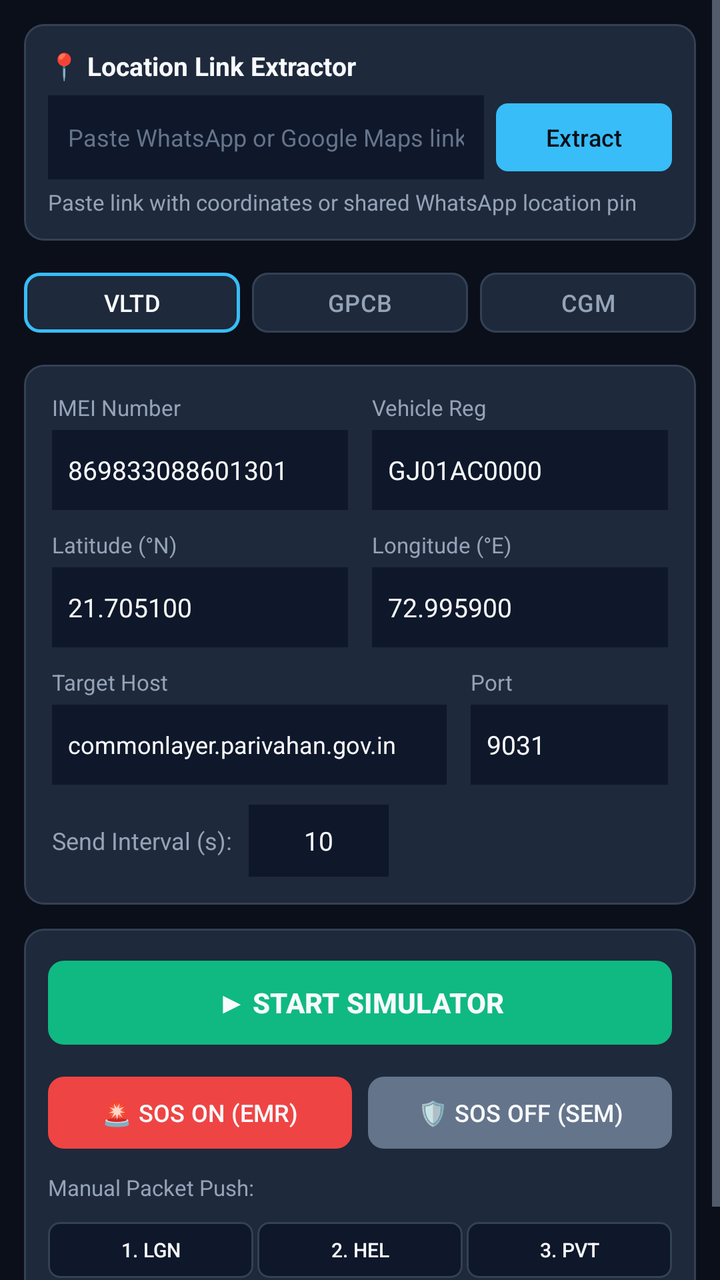
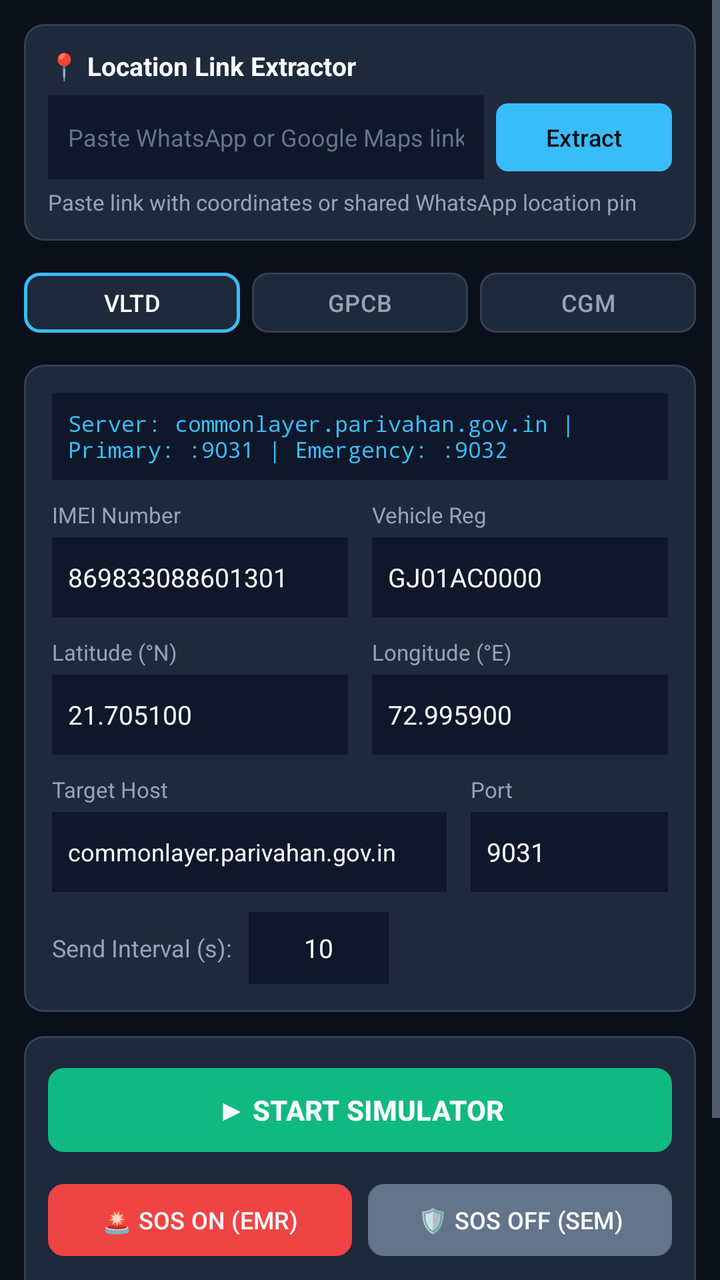

Screens rendered from an Android XML layout before and after an edit, with the pre-edit source and the edit as a unified diff.
<!-- AndroidManifest.xml: application theme Theme.AIS140Simulator -->
<!-- res/layout/fragment_config.xml -->
<?xml version="1.0" encoding="utf-8"?>
<ScrollView xmlns:android="http://schemas.android.com/apk/res/android"
    xmlns:app="http://schemas.android.com/apk/res-auto"
    android:layout_width="match_parent"
    android:layout_height="match_parent"
    android:fillViewport="true"
    android:background="@color/bg_app">

    <LinearLayout
        android:layout_width="match_parent"
        android:layout_height="wrap_content"
        android:orientation="vertical"
        android:padding="12dp">

        
        <com.google.android.material.card.MaterialCardView
            android:layout_width="match_parent"
            android:layout_height="wrap_content"
            android:layout_marginBottom="12dp"
            app:cardCornerRadius="10dp"
            app:cardElevation="0dp"
            app:strokeColor="@color/border_color"
            app:strokeWidth="1dp"
            app:cardBackgroundColor="@color/bg_card">

            <LinearLayout
                android:layout_width="match_parent"
                android:layout_height="wrap_content"
                android:orientation="vertical"
                android:padding="12dp">

                <TextView
                    android:layout_width="wrap_content"
                    android:layout_height="wrap_content"
                    android:text="📍 Location Link Extractor"
                    android:textStyle="bold"
                    android:textColor="@color/text_primary"
                    android:textSize="13sp"
                    android:layout_marginBottom="6dp" />

                <LinearLayout
                    android:layout_width="match_parent"
                    android:layout_height="wrap_content"
                    android:orientation="horizontal">

                    <EditText
                        android:id="@+id/etLocationLink"
                        android:layout_width="0dp"
                        android:layout_height="42dp"
                        android:layout_weight="1"
                        android:hint="Paste WhatsApp or Google Maps link..."
                        android:textColorHint="@color/text_muted"
                        android:textColor="@color/text_primary"
                        android:background="@color/bg_input"
                        android:textSize="12sp"
                        android:paddingStart="10dp"
                        android:paddingEnd="10dp"
                        android:singleLine="true" />

                    <com.google.android.material.button.MaterialButton
                        android:id="@+id/btnExtractLink"
                        android:layout_width="wrap_content"
                        android:layout_height="42dp"
                        android:text="Extract"
                        android:textSize="12sp"
                        android:textColor="@color/bg_app"
                        android:layout_marginStart="6dp"
                        app:backgroundTint="@color/text_accent"
                        app:cornerRadius="6dp" />
                </LinearLayout>

                <TextView
                    android:id="@+id/tvLinkStatus"
                    android:layout_width="match_parent"
                    android:layout_height="wrap_content"
                    android:text="Paste link with coordinates or shared WhatsApp location pin"
                    android:textColor="@color/text_secondary"
                    android:textSize="11sp"
                    android:layout_marginTop="4dp" />
            </LinearLayout>
        </com.google.android.material.card.MaterialCardView>

        
        <LinearLayout
            android:layout_width="match_parent"
            android:layout_height="wrap_content"
            android:orientation="horizontal"
            android:layout_marginBottom="12dp">

            <com.google.android.material.button.MaterialButton
                android:id="@+id/btnProfileVltd"
                android:layout_width="0dp"
                android:layout_height="38dp"
                android:layout_weight="1"
                android:layout_marginEnd="4dp"
                android:text="VLTD"
                android:textSize="12sp"
                android:textColor="@color/text_primary"
                app:backgroundTint="@color/bg_card"
                app:strokeColor="@color/text_accent"
                app:strokeWidth="1.5dp"
                app:cornerRadius="8dp" />

            <com.google.android.material.button.MaterialButton
                android:id="@+id/btnProfileGpcb"
                android:layout_width="0dp"
                android:layout_height="38dp"
                android:layout_weight="1"
                android:layout_marginStart="2dp"
                android:layout_marginEnd="2dp"
                android:text="GPCB"
                android:textSize="12sp"
                android:textColor="@color/text_secondary"
                app:backgroundTint="@color/bg_card"
                app:strokeColor="@color/border_color"
                app:strokeWidth="1dp"
                app:cornerRadius="8dp" />

            <com.google.android.material.button.MaterialButton
                android:id="@+id/btnProfileCgm"
                android:layout_width="0dp"
                android:layout_height="38dp"
                android:layout_weight="1"
                android:layout_marginStart="4dp"
                android:text="CGM"
                android:textSize="12sp"
                android:textColor="@color/text_secondary"
                app:backgroundTint="@color/bg_card"
                app:strokeColor="@color/border_color"
                app:strokeWidth="1dp"
                app:cornerRadius="8dp" />
        </LinearLayout>

        
        <com.google.android.material.card.MaterialCardView
            android:layout_width="match_parent"
            android:layout_height="wrap_content"
            android:layout_marginBottom="12dp"
            app:cardCornerRadius="10dp"
            app:cardElevation="0dp"
            app:strokeColor="@color/border_color"
            app:strokeWidth="1dp"
            app:cardBackgroundColor="@color/bg_card">

            <LinearLayout
                android:layout_width="match_parent"
                android:layout_height="wrap_content"
                android:orientation="vertical"
                android:padding="14dp">

                
                <LinearLayout
                    android:layout_width="match_parent"
                    android:layout_height="wrap_content"
                    android:orientation="horizontal"
                    android:layout_marginBottom="10dp">

                    <LinearLayout
                        android:layout_width="0dp"
                        android:layout_height="wrap_content"
                        android:layout_weight="1"
                        android:layout_marginEnd="6dp"
                        android:orientation="vertical">

                        <TextView
                            android:layout_width="wrap_content"
                            android:layout_height="wrap_content"
                            android:text="IMEI Number"
                            android:textColor="@color/text_secondary"
                            android:textSize="11sp"
                            android:layout_marginBottom="4dp" />

                        <EditText
                            android:id="@+id/etImei"
                            android:layout_width="match_parent"
                            android:layout_height="40dp"
                            android:text="869833088601301"
                            android:textColor="@color/text_primary"
                            android:textColorHint="@color/text_muted"
                            android:background="@color/bg_input"
                            android:textSize="13sp"
                            android:paddingStart="8dp"
                            android:paddingEnd="8dp"
                            android:inputType="number"
                            android:maxLength="15" />
                    </LinearLayout>

                    <LinearLayout
                        android:id="@+id/vregGroup"
                        android:layout_width="0dp"
                        android:layout_height="wrap_content"
                        android:layout_weight="1"
                        android:layout_marginStart="6dp"
                        android:orientation="vertical">

                        <TextView
                            android:layout_width="wrap_content"
                            android:layout_height="wrap_content"
                            android:text="Vehicle Reg"
                            android:textColor="@color/text_secondary"
                            android:textSize="11sp"
                            android:layout_marginBottom="4dp" />

                        <EditText
                            android:id="@+id/etVehicleReg"
                            android:layout_width="match_parent"
                            android:layout_height="40dp"
                            android:text="GJ01AC0000"
                            android:textColor="@color/text_primary"
                            android:textColorHint="@color/text_muted"
                            android:background="@color/bg_input"
                            android:textSize="13sp"
                            android:paddingStart="8dp"
                            android:paddingEnd="8dp"
                            android:maxLength="12" />
                    </LinearLayout>
                </LinearLayout>

                
                <LinearLayout
                    android:id="@+id/coordsRow"
                    android:layout_width="match_parent"
                    android:layout_height="wrap_content"
                    android:orientation="horizontal"
                    android:layout_marginBottom="10dp">

                    <LinearLayout
                        android:layout_width="0dp"
                        android:layout_height="wrap_content"
                        android:layout_weight="1"
                        android:layout_marginEnd="6dp"
                        android:orientation="vertical">

                        <TextView
                            android:layout_width="wrap_content"
                            android:layout_height="wrap_content"
                            android:text="Latitude (°N)"
                            android:textColor="@color/text_secondary"
                            android:textSize="11sp"
                            android:layout_marginBottom="4dp" />

                        <EditText
                            android:id="@+id/etLat"
                            android:layout_width="match_parent"
                            android:layout_height="40dp"
                            android:text="21.705100"
                            android:textColor="@color/text_primary"
                            android:textColorHint="@color/text_muted"
                            android:background="@color/bg_input"
                            android:textSize="13sp"
                            android:paddingStart="8dp"
                            android:paddingEnd="8dp"
                            android:inputType="numberDecimal" />
                    </LinearLayout>

                    <LinearLayout
                        android:layout_width="0dp"
                        android:layout_height="wrap_content"
                        android:layout_weight="1"
                        android:layout_marginStart="6dp"
                        android:orientation="vertical">

                        <TextView
                            android:layout_width="wrap_content"
                            android:layout_height="wrap_content"
                            android:text="Longitude (°E)"
                            android:textColor="@color/text_secondary"
                            android:textSize="11sp"
                            android:layout_marginBottom="4dp" />

                        <EditText
                            android:id="@+id/etLon"
                            android:layout_width="match_parent"
                            android:layout_height="40dp"
                            android:text="72.995900"
                            android:textColor="@color/text_primary"
                            android:textColorHint="@color/text_muted"
                            android:background="@color/bg_input"
                            android:textSize="13sp"
                            android:paddingStart="8dp"
                            android:paddingEnd="8dp"
                            android:inputType="numberDecimal" />
                    </LinearLayout>
                </LinearLayout>

                
                <LinearLayout
                    android:layout_width="match_parent"
                    android:layout_height="wrap_content"
                    android:orientation="horizontal"
                    android:layout_marginBottom="10dp">

                    <LinearLayout
                        android:layout_width="0dp"
                        android:layout_height="wrap_content"
                        android:layout_weight="2"
                        android:layout_marginEnd="6dp"
                        android:orientation="vertical">

                        <TextView
                            android:layout_width="wrap_content"
                            android:layout_height="wrap_content"
                            android:text="Target Host"
                            android:textColor="@color/text_secondary"
                            android:textSize="11sp"
                            android:layout_marginBottom="4dp" />

                        <EditText
                            android:id="@+id/etHost"
                            android:layout_width="match_parent"
                            android:layout_height="40dp"
                            android:text="commonlayer.parivahan.gov.in"
                            android:textColor="@color/text_primary"
                            android:textColorHint="@color/text_muted"
                            android:background="@color/bg_input"
                            android:textSize="12sp"
                            android:paddingStart="8dp"
                            android:paddingEnd="8dp" />
                    </LinearLayout>

                    <LinearLayout
                        android:layout_width="0dp"
                        android:layout_height="wrap_content"
                        android:layout_weight="1"
                        android:layout_marginStart="6dp"
                        android:orientation="vertical">

                        <TextView
                            android:layout_width="wrap_content"
                            android:layout_height="wrap_content"
                            android:text="Port"
                            android:textColor="@color/text_secondary"
                            android:textSize="11sp"
                            android:layout_marginBottom="4dp" />

                        <EditText
                            android:id="@+id/etPort"
                            android:layout_width="match_parent"
                            android:layout_height="40dp"
                            android:text="9031"
                            android:textColor="@color/text_primary"
                            android:textColorHint="@color/text_muted"
                            android:background="@color/bg_input"
                            android:textSize="13sp"
                            android:paddingStart="8dp"
                            android:paddingEnd="8dp"
                            android:inputType="number" />
                    </LinearLayout>
                </LinearLayout>

                
                <LinearLayout
                    android:layout_width="match_parent"
                    android:layout_height="wrap_content"
                    android:orientation="horizontal"
                    android:gravity="center_vertical">

                    <TextView
                        android:layout_width="wrap_content"
                        android:layout_height="wrap_content"
                        android:text="Send Interval (s):"
                        android:textColor="@color/text_secondary"
                        android:textSize="12sp"
                        android:layout_marginEnd="8dp" />

                    <EditText
                        android:id="@+id/etInterval"
                        android:layout_width="70dp"
                        android:layout_height="36dp"
                        android:text="10"
                        android:gravity="center"
                        android:textColor="@color/text_primary"
                        android:background="@color/bg_input"
                        android:textSize="13sp"
                        android:inputType="number" />
                </LinearLayout>
            </LinearLayout>
        </com.google.android.material.card.MaterialCardView>

        
        <com.google.android.material.card.MaterialCardView
            android:layout_width="match_parent"
            android:layout_height="wrap_content"
            android:layout_marginBottom="12dp"
            app:cardCornerRadius="10dp"
            app:cardElevation="0dp"
            app:strokeColor="@color/border_color"
            app:strokeWidth="1dp"
            app:cardBackgroundColor="@color/bg_card">

            <LinearLayout
                android:layout_width="match_parent"
                android:layout_height="wrap_content"
                android:orientation="vertical"
                android:padding="12dp">

                
                <com.google.android.material.button.MaterialButton
                    android:id="@+id/btnStartStop"
                    android:layout_width="match_parent"
                    android:layout_height="50dp"
                    android:text="▶ START SIMULATOR"
                    android:textStyle="bold"
                    android:textSize="14sp"
                    android:textColor="@color/text_primary"
                    app:backgroundTint="@color/success"
                    app:cornerRadius="8dp"
                    android:layout_marginBottom="8dp" />

                
                <LinearLayout
                    android:id="@+id/sosButtonRow"
                    android:layout_width="match_parent"
                    android:layout_height="wrap_content"
                    android:orientation="horizontal"
                    android:layout_marginBottom="8dp">

                    <com.google.android.material.button.MaterialButton
                        android:id="@+id/btnSosOn"
                        android:layout_width="0dp"
                        android:layout_height="44dp"
                        android:layout_weight="1"
                        android:layout_marginEnd="4dp"
                        android:text="🚨 SOS ON (EMR)"
                        android:textSize="12sp"
                        android:textColor="@color/text_primary"
                        app:backgroundTint="@color/danger"
                        app:cornerRadius="8dp"
                        android:enabled="false" />

                    <com.google.android.material.button.MaterialButton
                        android:id="@+id/btnSosOff"
                        android:layout_width="0dp"
                        android:layout_height="44dp"
                        android:layout_weight="1"
                        android:layout_marginStart="4dp"
                        android:text="🛡️ SOS OFF (SEM)"
                        android:textSize="12sp"
                        android:textColor="@color/text_primary"
                        app:backgroundTint="@color/stopped"
                        app:cornerRadius="8dp"
                        android:enabled="false" />
                </LinearLayout>

                
                <TextView
                    android:layout_width="wrap_content"
                    android:layout_height="wrap_content"
                    android:text="Manual Packet Push:"
                    android:textColor="@color/text_secondary"
                    android:textSize="11sp"
                    android:layout_marginBottom="6dp" />

                <LinearLayout
                    android:layout_width="match_parent"
                    android:layout_height="wrap_content"
                    android:orientation="horizontal">

                    <com.google.android.material.button.MaterialButton
                        android:id="@+id/btnPushLgn"
                        android:layout_width="0dp"
                        android:layout_height="36dp"
                        android:layout_weight="1"
                        android:text="1. LGN"
                        android:textSize="10sp"
                        android:textColor="@color/text_primary"
                        app:backgroundTint="@color/bg_input"
                        app:strokeColor="@color/border_color"
                        app:strokeWidth="1dp"
                        app:cornerRadius="6dp"
                        android:layout_marginEnd="2dp" />

                    <com.google.android.material.button.MaterialButton
                        android:id="@+id/btnPushHel"
                        android:layout_width="0dp"
                        android:layout_height="36dp"
                        android:layout_weight="1"
                        android:text="2. HEL"
                        android:textSize="10sp"
                        android:textColor="@color/text_primary"
                        app:backgroundTint="@color/bg_input"
                        app:strokeColor="@color/border_color"
                        app:strokeWidth="1dp"
                        app:cornerRadius="6dp"
                        android:layout_marginEnd="2dp" />

                    <com.google.android.material.button.MaterialButton
                        android:id="@+id/btnPushPvt"
                        android:layout_width="0dp"
                        android:layout_height="36dp"
                        android:layout_weight="1"
                        android:text="3. PVT"
                        android:textSize="10sp"
                        android:textColor="@color/text_primary"
                        app:backgroundTint="@color/bg_input"
                        app:strokeColor="@color/border_color"
                        app:strokeWidth="1dp"
                        app:cornerRadius="6dp" />
                </LinearLayout>
            </LinearLayout>
        </com.google.android.material.card.MaterialCardView>

        
        <EditText android:id="@+id/etHmacKey" android:layout_width="0dp" android:layout_height="0dp" android:visibility="gone" />
        <EditText android:id="@+id/etAlt" android:layout_width="0dp" android:layout_height="0dp" android:text="46.0" android:visibility="gone" />
        <EditText android:id="@+id/etSpeed" android:layout_width="0dp" android:layout_height="0dp" android:text="0.0" android:visibility="gone" />
        <EditText android:id="@+id/etHeading" android:layout_width="0dp" android:layout_height="0dp" android:text="208.53" android:visibility="gone" />
        <EditText android:id="@+id/etSatellites" android:layout_width="0dp" android:layout_height="0dp" android:text="13" android:visibility="gone" />
        <EditText android:id="@+id/etOperator" android:layout_width="0dp" android:layout_height="0dp" android:text="AIRTEL" android:visibility="gone" />
        <EditText android:id="@+id/etMcc" android:layout_width="0dp" android:layout_height="0dp" android:text="404" android:visibility="gone" />
        <EditText android:id="@+id/etMnc" android:layout_width="0dp" android:layout_height="0dp" android:text="05" android:visibility="gone" />
        <EditText android:id="@+id/etCellId" android:layout_width="0dp" android:layout_height="0dp" android:text="16D5" android:visibility="gone" />
        <EditText android:id="@+id/etLac" android:layout_width="0dp" android:layout_height="0dp" android:text="56C5" android:visibility="gone" />
    </LinearLayout>
</ScrollView>
<!-- resources referenced by this layout -->
<resources>
  <color name="bg_app">#0B0F19</color>
  <color name="bg_card">#1E293B</color>
  <color name="bg_input">#0F172A</color>
  <color name="border_color">#334155</color>
  <color name="danger">#EF4444</color>
  <color name="stopped">#64748B</color>
  <color name="success">#10B981</color>
  <color name="text_accent">#38BDF8</color>
  <color name="text_muted">#64748B</color>
  <color name="text_primary">#F8FAFC</color>
  <color name="text_secondary">#94A3B8</color>
  <style name="Theme.AIS140Simulator" parent="Theme.Material3.Dark.NoActionBar">
          <item name="colorPrimary">@color/text_accent</item>
          <item name="colorOnPrimary">@color/bg_app</item>
          <item name="colorPrimaryContainer">@color/bg_card</item>
          <item name="colorOnPrimaryContainer">@color/text_primary</item>
  
          <item name="colorSecondary">@color/success</item>
          <item name="colorOnSecondary">@color/bg_app</item>
  
          <item name="android:colorBackground">@color/bg_app</item>
          <item name="colorOnBackground">@color/text_primary</item>
  
          <item name="colorSurface">@color/bg_card</item>
          <item name="colorOnSurface">@color/text_primary</item>
          <item name="colorSurfaceVariant">@color/bg_input</item>
          <item name="colorOnSurfaceVariant">@color/text_secondary</item>
          <item name="colorOutline">@color/border_color</item>
  
          <item name="android:statusBarColor">@color/bg_app</item>
          <item name="android:navigationBarColor">@color/bg_app</item>
          <item name="android:windowLightStatusBar">false</item>
          <item name="android:windowBackground">@color/bg_app</item>
          
          
          <item name="android:textColor">@color/text_primary</item>
          <item name="android:textColorPrimary">@color/text_primary</item>
          <item name="android:textColorSecondary">@color/text_secondary</item>
          <item name="android:textColorHint">@color/text_muted</item>
      </style>
</resources>

<!-- the commit's change to res/layout/fragment_config.xml (unified diff, before → after) -->
@@ -149,6 +149,19 @@
                 android:padding="14dp">
 
                 
+                <TextView
+                    android:id="@+id/tvServerBanner"
+                    android:layout_width="match_parent"
+                    android:layout_height="wrap_content"
+                    android:text="Server: commonlayer.parivahan.gov.in | Primary: :9031 | Emergency: :9032"
+                    android:textColor="@color/text_accent"
+                    android:textSize="11sp"
+                    android:fontFamily="monospace"
+                    android:background="@color/bg_input"
+                    android:padding="8dp"
+                    android:layout_marginBottom="10dp" />
+
+                
                 <LinearLayout
                     android:layout_width="match_parent"
                     android:layout_height="wrap_content"
@@ -214,6 +227,38 @@
                             android:paddingEnd="8dp"
                             android:maxLength="12" />
                     </LinearLayout>
+                </LinearLayout>
+
+                
+                <LinearLayout
+                    android:id="@+id/hmacGroup"
+                    android:layout_width="match_parent"
+                    android:layout_height="wrap_content"
+                    android:orientation="vertical"
+                    android:visibility="gone"
+                    android:layout_marginBottom="10dp">
+
+                    <TextView
+                        android:layout_width="wrap_content"
+                        android:layout_height="wrap_content"
+                        android:text="HMAC Key (Hex/ASCII)"
+                        android:textColor="@color/text_secondary"
+                        android:textSize="11sp"
+                        android:layout_marginBottom="4dp" />
+
+                    <EditText
+                        android:id="@+id/etHmacKey"
+                        android:layout_width="match_parent"
+                        android:layout_height="40dp"
+                        android:text="26bcb9e368440d4a"
+                        android:textColor="@color/text_primary"
+                        android:textColorHint="@color/text_muted"
+                        android:background="@color/bg_input"
+                        android:fontFamily="monospace"
+                        android:textSize="12sp"
+                        android:paddingStart="8dp"
+                        android:paddingEnd="8dp"
+                        android:singleLine="true" />
                 </LinearLayout>
 
                 
@@ -443,65 +488,71 @@
                 </LinearLayout>
 
                 
-                <TextView
-                    android:layout_width="wrap_content"
-                    android:layout_height="wrap_content"
-                    android:text="Manual Packet Push:"
-                    android:textColor="@color/text_secondary"
-                    android:textSize="11sp"
-                    android:layout_marginBottom="6dp" />
-
-                <LinearLayout
-                    android:layout_width="match_parent"
-                    android:layout_height="wrap_content"
-                    android:orientation="horizontal">
-
-                    <com.google.android.material.button.MaterialButton
-                        android:id="@+id/btnPushLgn"
-                        android:layout_width="0dp"
-                        android:layout_height="36dp"
-                        android:layout_weight="1"
-                        android:text="1. LGN"
-                        android:textSize="10sp"
-                        android:textColor="@color/text_primary"
-                        app:backgroundTint="@color/bg_input"
-                        app:strokeColor="@color/border_color"
-                        app:strokeWidth="1dp"
-                        app:cornerRadius="6dp"
-                        android:layout_marginEnd="2dp" />
-
-                    <com.google.android.material.button.MaterialButton
-                        android:id="@+id/btnPushHel"
-                        android:layout_width="0dp"
-                        android:layout_height="36dp"
-                        android:layout_weight="1"
-                        android:text="2. HEL"
-                        android:textSize="10sp"
-                        android:textColor="@color/text_primary"
-                        app:backgroundTint="@color/bg_input"
-                        app:strokeColor="@color/border_color"
-                        app:strokeWidth="1dp"
-                        app:cornerRadius="6dp"
-                        android:layout_marginEnd="2dp" />
-
-                    <com.google.android.material.button.MaterialButton
-                        android:id="@+id/btnPushPvt"
-                        android:layout_width="0dp"
-                        android:layout_height="36dp"
-                        android:layout_weight="1"
-                        android:text="3. PVT"
-                        android:textSize="10sp"
-                        android:textColor="@color/text_primary"
-                        app:backgroundTint="@color/bg_input"
-                        app:strokeColor="@color/border_color"
-                        app:strokeWidth="1dp"
-                        app:cornerRadius="6dp" />
+                <LinearLayout
+                    android:id="@+id/manualPushSection"
+                    android:layout_width="match_parent"
+                    android:layout_height="wrap_content"
+                    android:orientation="vertical">
+
+                    <TextView
+                        android:layout_width="wrap_content"
+                        android:layout_height="wrap_content"
+                        android:text="Manual Packet Push (VLTD only):"
+                        android:textColor="@color/text_secondary"
+                        android:textSize="11sp"
+                        android:layout_marginBottom="6dp" />
+
+                    <LinearLayout
+                        android:layout_width="match_parent"
+                        android:layout_height="wrap_content"
+                        android:orientation="horizontal">
+
+                        <com.google.android.material.button.MaterialButton
+                            android:id="@+id/btnPushLgn"
+                            android:layout_width="0dp"
+                            android:layout_height="36dp"
+                            android:layout_weight="1"
+                            android:text="1. LGN"
+                            android:textSize="10sp"
+                            android:textColor="@color/text_primary"
+                            app:backgroundTint="@color/bg_input"
+                            app:strokeColor="@color/border_color"
+                            app:strokeWidth="1dp"
+                            app:cornerRadius="6dp"
+                            android:layout_marginEnd="2dp" />
+
+                        <com.google.android.material.button.MaterialButton
+                            android:id="@+id/btnPushHel"
+                            android:layout_width="0dp"
+                            android:layout_height="36dp"
+                            android:layout_weight="1"
+                            android:text="2. HEL"
+                            android:textSize="10sp"
+                            android:textColor="@color/text_primary"
+                            app:backgroundTint="@color/bg_input"
+                            app:strokeColor="@color/border_color"
+                            app:strokeWidth="1dp"
+                            app:cornerRadius="6dp"
+                            android:layout_marginEnd="2dp" />
+
+                        <com.google.android.material.button.MaterialButton
+                            android:id="@+id/btnPushPvt"
+                            android:layout_width="0dp"
+                            android:layout_height="36dp"
+                            android:layout_weight="1"
+                            android:text="3. PVT"
+                            android:textSize="10sp"
+                            android:textColor="@color/text_primary"
+                            app:backgroundTint="@color/bg_input"
+                            app:strokeColor="@color/border_color"
+                            app:strokeWidth="1dp"
+                            app:cornerRadius="6dp" />
+                    </LinearLayout>
                 </LinearLayout>
             </LinearLayout>
         </com.google.android.material.card.MaterialCardView>
 
         
-        <EditText android:id="@+id/etHmacKey" android:layout_width="0dp" android:layout_height="0dp" android:visibility="gone" />
         <EditText android:id="@+id/etAlt" android:layout_width="0dp" android:layout_height="0dp" android:text="46.0" android:visibility="gone" />
         <EditText android:id="@+id/etSpeed" android:layout_width="0dp" android:layout_height="0dp" android:text="0.0" android:visibility="gone" />
         <EditText android:id="@+id/etHeading" android:layout_width="0dp" android:layout_height="0dp" android:text="208.53" android:visibility="gone" />
